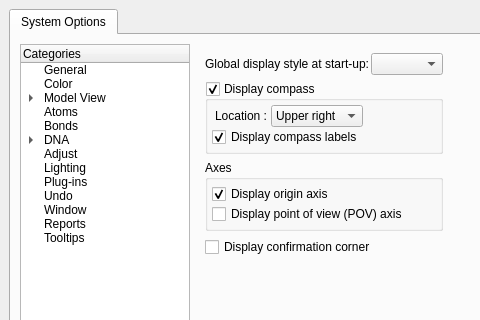
kanzure/nanoengineer, file cad/src/ne1_ui/prefs/PreferencesDialog.ui: the form before one commit; both pictures show x 0 to 480 and y 0 to 320 of the 620 by 600 pixel window.
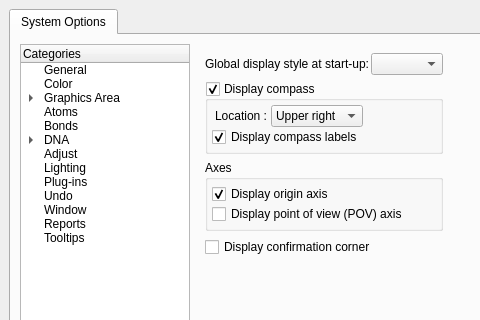
The form after the commit. The open tabs and pages were chosen to show the change. Icons and pictures are not drawn.

Commit message: Changed "Model View" to "Graphics Area".

The edit to the form file:
```diff
--- a/cad/src/ne1_ui/prefs/PreferencesDialog.ui
+++ b/cad/src/ne1_ui/prefs/PreferencesDialog.ui
@@ -8271,7 +8271,7 @@
          </item>
          <item>
           <property name="text" >
-           <string>Model View</string>
+           <string>Graphics Area</string>
           </property>
           <item>
            <property name="text" >
```
Left out of the diff: 4 changed lines with no effect on the pictures. The commit also changes 2 other files.
